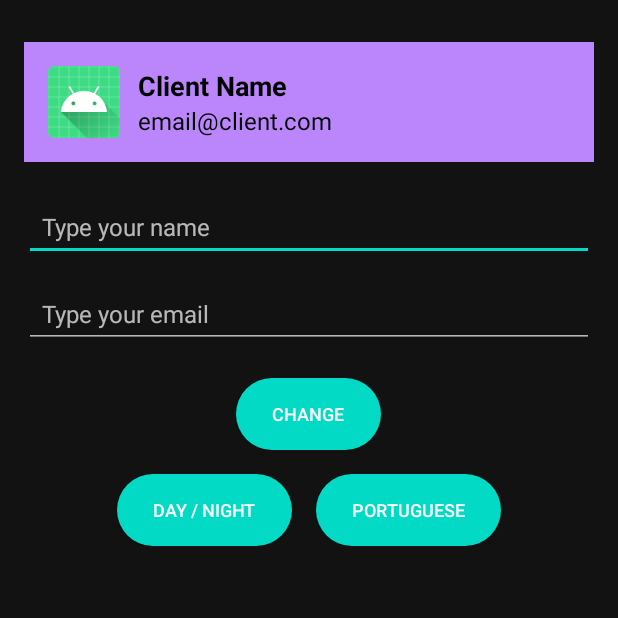
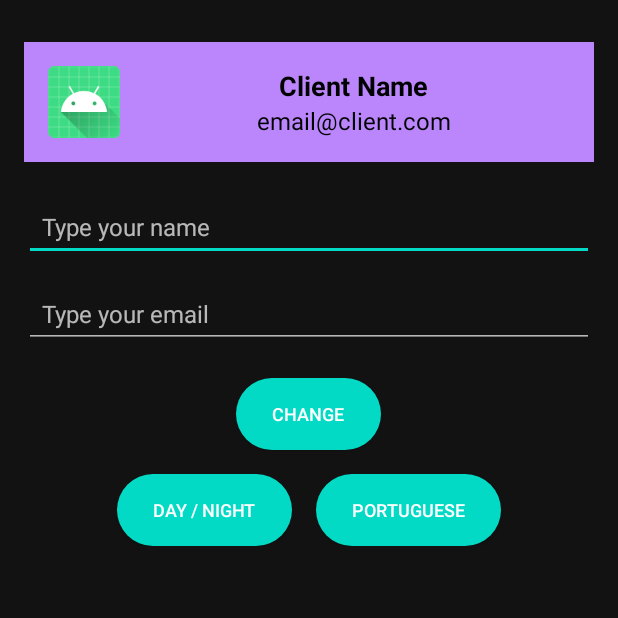
Before and after one commit to vitaoh/android-apps, an Android app: the screen it shows after launch (MainActivity), after a tap on "DAY / NIGHT", on a phone screen of 412 x 824 dp, the top half of it. Run offline under Robolectric (Android 15) with nearby library versions, the phone set to English and light mode, and no system bars.

Commit message:
view binding no perfilapp

```diff
--- a/PerfilApp/app/build.gradle.kts
+++ b/PerfilApp/app/build.gradle.kts
@@ -33,6 +33,10 @@ android {
     kotlinOptions {
         jvmTarget = "11"
     }
+
+    buildFeatures {
+        viewBinding = true
+    }
 }
 
 dependencies {
--- a/PerfilApp/app/src/main/java/com/example/perfilapp/MainActivity.kt
+++ b/PerfilApp/app/src/main/java/com/example/perfilapp/MainActivity.kt
@@ -1,40 +1,59 @@
 package com.example.perfilapp
 
 import android.os.Bundle
-import android.widget.Button
 import androidx.appcompat.app.AppCompatActivity
 import androidx.appcompat.app.AppCompatDelegate
 import androidx.core.os.LocaleListCompat
-import android.widget.EditText
-import android.widget.TextView
+import com.example.perfilapp.databinding.ActivityMainBinding
+
 class MainActivity : AppCompatActivity() {
+
+    // findViewById é a forma antiga de acessar componentes da interface no Android,
+    // exigindo que você busque manualmente os elementos pelo ID. Já o View Binding
+    // é uma forma moderna e segura que gera automaticamente uma classe com referências
+    // diretas aos elementos do layout, eliminando a necessidade de cast e tornando
+    // o código mais limpo, legível e com menos chances de erro. Por isso, o View Binding
+    // é a abordagem recomendada atualmente.
+
+    private lateinit var binding: ActivityMainBinding
+
+    companion object {
+        const val KEY_NAME = "key_name"
+        const val KEY_EMAIL = "key_email"
+    }
+
     override fun onCreate(savedInstanceState: Bundle?) {
         super.onCreate(savedInstanceState)
-        setContentView(R.layout.activity_main)
 
-        val btnChange = findViewById<Button>(R.id.btnChange)
-        val editName = findViewById<EditText>(R.id.typeName)
-        val editEmail = findViewById<EditText>(R.id.typeEmail)
-        val tvClientName = findViewById<TextView>(R.id.tvClientName)
-        val tvClientEmail = findViewById<TextView>(R.id.tvClientEmail)
-        val btnDayNight = findViewById<Button>(R.id.btnTheme)
-        val btnLang = findViewById<Button>(R.id.btnLang)
+        // Inicializa o binding
+        binding = ActivityMainBinding.inflate(layoutInflater)
+        setContentView(binding.root)
 
-        btnChange.setOnClickListener {
-            val newName = editName.text.toString().trim()
-            val newEmail = editEmail.text.toString().trim()
+        // Restaura os valores salvos (TextViews)
+        savedInstanceState?.let {
+            val savedName = it.getString(KEY_NAME)
+            val savedEmail = it.getString(KEY_EMAIL)
 
-            // Atualiza os TextViews do cliente somente se valores não estiverem vazios
+            binding.tvClientName.text = savedName
+            binding.tvClientEmail.text = savedEmail
+        }
+
+        // Botão "Mudar"
+        binding.btnChange.setOnClickListener {
+            val newName = binding.typeName.text.toString().trim()
+            val newEmail = binding.typeEmail.text.toString().trim()
+
             if (newName.isNotEmpty()) {
-                tvClientName.text = newName
+                binding.tvClientName.text = newName
             }
 
             if (newEmail.isNotEmpty()) {
-                tvClientEmail.text = newEmail
+                binding.tvClientEmail.text = newEmail
             }
         }
 
-        btnDayNight.setOnClickListener {
+        // Botão "Tema"
+        binding.btnTheme.setOnClickListener {
             val isNight = AppCompatDelegate.getDefaultNightMode() ==
                     AppCompatDelegate.MODE_NIGHT_YES
             val mode = if (isNight) {
@@ -45,15 +64,25 @@ class MainActivity : AppCompatActivity() {
             AppCompatDelegate.setDefaultNightMode(mode)
         }
 
-
-        btnLang.setOnClickListener {
+        // Botão "Idioma"
+        binding.btnLang.setOnClickListener {
             val idiomaAtual = AppCompatDelegate.getApplicationLocales()
-            val usandoIdiomaPadrao =
-                !idiomaAtual.isEmpty && idiomaAtual[0]?.language == "en"
+            val usandoIdiomaPadrao = !idiomaAtual.isEmpty && idiomaAtual[0]?.language == "en"
             val proximoIdioma = if (usandoIdiomaPadrao) "pt" else "en"
             AppCompatDelegate.setApplicationLocales(
                 LocaleListCompat.forLanguageTags(proximoIdioma)
             )
         }
     }
+
+    // Salva os valores dos TextViews antes da Activity ser destruída
+    override fun onSaveInstanceState(outState: Bundle) {
+        super.onSaveInstanceState(outState)
+
+        val currentName = binding.tvClientName.text.toString()
+        val currentEmail = binding.tvClientEmail.text.toString()
+
+        outState.putString(KEY_NAME, currentName)
+        outState.putString(KEY_EMAIL, currentEmail)
+    }
 }
--- a/PerfilApp/app/src/main/res/layout/activity_main.xml
+++ b/PerfilApp/app/src/main/res/layout/activity_main.xml
@@ -30,9 +30,11 @@
             android:src="@mipmap/ic_launcher_round" />
 
         <LinearLayout
-            android:layout_width="wrap_content"
-            android:layout_height="wrap_content"
-            android:orientation="vertical">
+            android:layout_width="0dp"
+            android:layout_height="match_parent"
+            android:orientation="vertical"
+            android:layout_weight="2"
+            android:gravity="center">
 
             <TextView
                 android:id="@+id/tvClientName"
```
